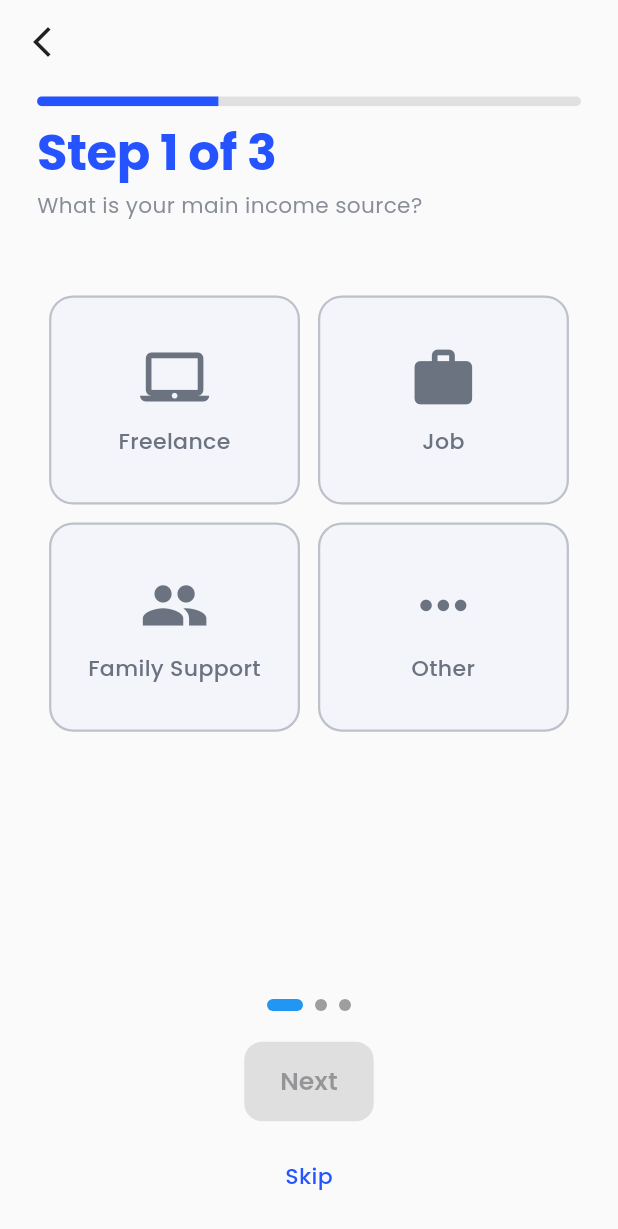
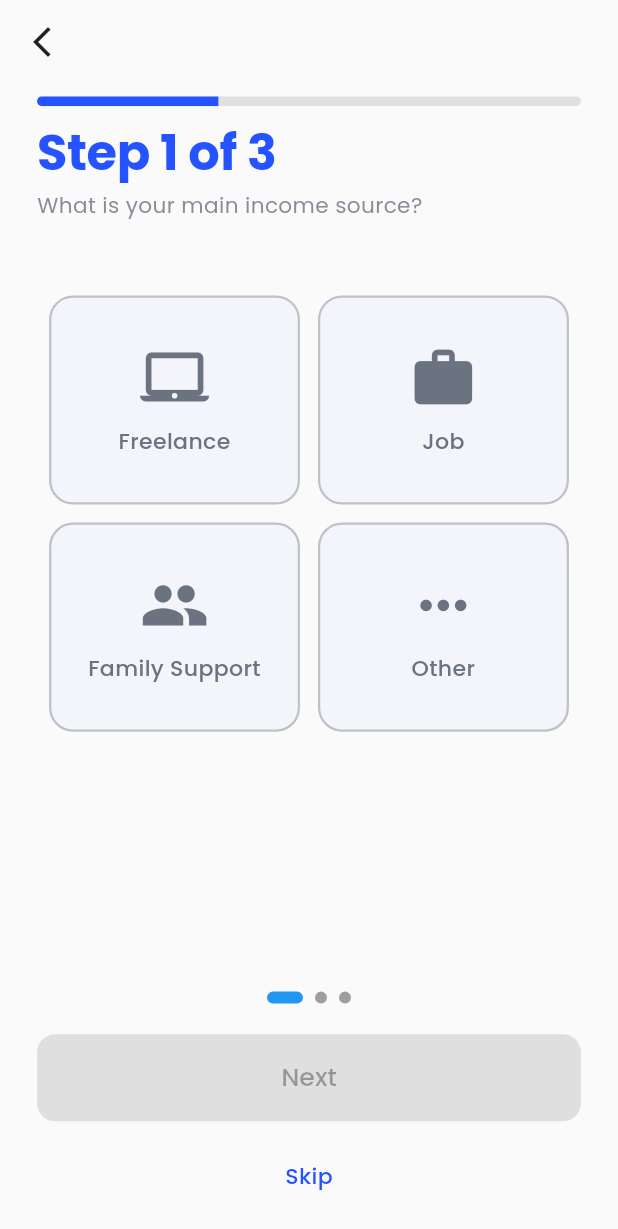
Before and after one commit to rakibulmehedi/Pocketa, a Flutter app: the OnboardingScreen screen opened by its route, on a phone screen of 412 x 824 dp. Shown: the top 1229 px of the screen. Run offline on Flutter 3.47's test engine with Material 3 defaults, Android fonts, the light colour scheme and no system bars; our stand-ins replace device_preview, flutter_riverpod, google_fonts, shared_preferences; accounts and stored records are empty; generated files the repository leaves out were written again.

Commit message:
feat: Refactor onboarding screen and components
This commit refactors the onboarding screen and related components for better structure and functionality.

Key changes:

- **OnboardingScreen:**
    - Refactored to use a `PageView.builder` for onboarding steps.
    - Implemented dynamic header text based on the current onboarding step.
    - Added back button functionality to navigate to the previous step or screen.
    - Page change now updates the `OnboardingController`'s current step.
    - Extracted bottom navigation into `OnboardingBottomNav` widget.
    - Removed `AppHeader` from `IncomeSourceSelectionScreen` as it's now handled in `OnboardingScreen`.

- **OnboardingBottomNav (New Widget):**
    - Created a dedicated widget for the onboarding screen's bottom navigation.
    - Handles "Next"/"Get Started" button logic, including navigation and step updates.
    - Includes a "Skip" button that jumps to the last onboarding step.

- **SkipButton:**
    - Added `isDark` parameter to adjust text color based on the theme.

- **AppButton:**
    - Changed `onPressed` to be nullable to support disabled states more effectively.
    - Made padding responsive using `ResponsiveUtils`.
    - Set background color to `Colors.grey` for disabled state instead of `Colors.grey[300]`.

- **OnboardingController:**
    - Added `setStep(int step)` method to directly set the current onboarding step.

- **AppAppBar:**
    - Added an optional `onBack` callback to customize the back button's behavior.

- **onboarding_content.dart:**
    - Changed the data structure to a `List<Widget>` to directly hold the screen widgets for each onboarding step.

- **IncomeSourceSelectionScreen:**
    - Removed `AppHeader` as it's now managed by the parent `OnboardingScreen`.

- Minor code cleanup and comment additions in `OnboardingChip` and `OnboardingViewModel`.

```diff
--- a/lib/core/component/app_button.dart
+++ b/lib/core/component/app_button.dart
@@ -6,7 +6,7 @@ import '../themes/app_colors.dart';
 
 class AppButton extends StatelessWidget {
   final String label;
-  final VoidCallback onPressed;
+  final VoidCallback? onPressed;
   final bool isPrimary;
 
   const AppButton({
@@ -21,11 +21,11 @@ class AppButton extends StatelessWidget {
     return SizedBox(
       width: double.infinity,
       child: ElevatedButton(
-        onPressed: onPressed,
+        onPressed: isPrimary ? onPressed : null,
         style: ElevatedButton.styleFrom(
-          backgroundColor: isPrimary ? AppColors.primary : Colors.grey[300],
+          backgroundColor: isPrimary ? AppColors.primary : Colors.grey,
           foregroundColor: isPrimary ? Colors.white : AppColors.textDark,
-          padding: const EdgeInsets.symmetric(vertical: 18),
+          padding: ResponsiveUtils.verticalPadding(context),
           shape: RoundedRectangleBorder(
             borderRadius: BorderRadius.circular(12),
           ),
--- a/lib/core/component/onboarding_chip.dart
+++ b/lib/core/component/onboarding_chip.dart
@@ -24,11 +24,12 @@ class OnboardingChip extends ConsumerWidget {
 
   @override
   Widget build(BuildContext context, WidgetRef ref) {
+    /// ✅ Theme & Responsive
     final isDark = ref.watch(isDarkModeProvider);
     final theme = Theme.of(context);
     final size = MediaQuery.of(context).size;
 
-    /// ✅ Responsive icon size — screen width অনুসারে ঠিক করি
+    /// ✅ Responsive size calculate
     final iconSize = ResponsiveUtils.icon(context, 42);
     final fontSize = ResponsiveUtils.font(context, 14);
 
--- a/lib/core/component/skip_button.dart
+++ b/lib/core/component/skip_button.dart
@@ -1,10 +1,12 @@
 import 'package:flutter/material.dart';
+import 'package:pocketa/core/themes/app_colors.dart';
 import '../../l10n/app_localization.dart';
 
 class SkipButton extends StatelessWidget {
   final VoidCallback onPressed;
+  final bool isDark;
 
-  const SkipButton({super.key, required this.onPressed});
+  const SkipButton({super.key, required this.onPressed, required this.isDark});
 
   @override
   Widget build(BuildContext context) {
@@ -14,7 +16,7 @@ class SkipButton extends StatelessWidget {
         child: Text(
           context.l10n.skip,
           style: Theme.of(context).textTheme.bodyMedium?.copyWith(
-            color: Theme.of(context).primaryColor,
+            color: isDark ?  AppColors.grey : AppColors.primary,
             fontWeight: FontWeight.w500,
           ),
         ),
--- a/lib/core/widgets/app_bar.dart
+++ b/lib/core/widgets/app_bar.dart
@@ -1,12 +1,12 @@
 // lib/core/widgets/app_app_bar.dart
 import 'package:flutter/material.dart';
-import 'package:flutter_gen/gen_l10n/app_localizations.dart';
 
 class AppAppBar extends StatelessWidget implements PreferredSizeWidget {
   final String? title;
   final bool centerTitle;
   final List<Widget>? actions;
   final bool showBackButton;
+  final VoidCallback? onBack;
 
   const AppAppBar({
     Key? key,
@@ -14,6 +14,7 @@ class AppAppBar extends StatelessWidget implements PreferredSizeWidget {
     this.centerTitle = false,
     this.actions,
     this.showBackButton = true,
+    this.onBack,
   }) : super(key: key);
 
   @override
@@ -26,14 +27,17 @@ class AppAppBar extends StatelessWidget implements PreferredSizeWidget {
           showBackButton
               ? IconButton(
                 icon: const Icon(Icons.arrow_back_ios_new),
-                onPressed: () => Navigator.of(context).pop(),
+                onPressed: () {
+                  if (onBack != null) {
+                    onBack!();
+                  } else {
+                    Navigator.pop(context);
+                  }
+                },
                 color: Theme.of(context).iconTheme.color,
               )
               : null,
-      title: Text(
-        title!,
-        style: Theme.of(context).textTheme.titleMedium,
-      ),
+      title: Text(title!, style: Theme.of(context).textTheme.titleMedium),
       centerTitle: centerTitle,
       elevation: 0,
       backgroundColor: Theme.of(context).scaffoldBackgroundColor,
--- a/lib/features/onboarding/controller/onboarding_controller.dart
+++ b/lib/features/onboarding/controller/onboarding_controller.dart
@@ -1,15 +1,19 @@
 import 'package:flutter_riverpod/flutter_riverpod.dart';
 
 final onboardingControllerProvider =
-StateNotifierProvider<OnboardingController, int>((ref) {
-  return OnboardingController();
-});
+    StateNotifierProvider<OnboardingController, int>((ref) {
+      return OnboardingController();
+    });
 
 class OnboardingController extends StateNotifier<int> {
   OnboardingController() : super(0); // initial page index 0 (step 1)
 
   void nextStep() {
     if (state < 2) state++;
+  }
+
+  void setStep(int step) {
+    state = step;
   }
 
   void previousStep() {
--- a/lib/features/onboarding/data/onboarding_content.dart
+++ b/lib/features/onboarding/data/onboarding_content.dart
@@ -1,12 +1,8 @@
-class OnboardingData {
-  final String title;
-  final String description;
+import 'package:flutter/material.dart';
+import 'package:pocketa/features/onboarding/view/income_source_selection_screen.dart';
 
-  OnboardingData({required this.title, required this.description});
-}
-
-final onboardingContent = <OnboardingData>[
-  OnboardingData(title: "Track", description: "Track your daily expenses."),
-  OnboardingData(title: "Budget", description: "Plan your spending."),
-  OnboardingData(title: "Analyze", description: "Visualize your usage."),
+final List<Widget> onboardingContent = [
+  const IncomeSourceSelectionScreen(),
+  const IncomeSourceSelectionScreen(),
+  const IncomeSourceSelectionScreen(),
 ];
--- a/lib/features/onboarding/view/income_source_selection_screen.dart
+++ b/lib/features/onboarding/view/income_source_selection_screen.dart
@@ -1,15 +1,12 @@
 // lib/features/onboarding/view/income_source_screen.dart
 import 'package:flutter/material.dart';
 import 'package:flutter_riverpod/flutter_riverpod.dart';
-import 'package:pocketa/core/component/app_header.dart';
 import 'package:pocketa/core/themes/app_colors.dart';
 import 'package:pocketa/core/utils/responsive_utils.dart';
 
 import 'package:pocketa/features/onboarding/view/widget/income_source_grid.dart';
 
 import '../../../config/provider/theme_provider.dart';
-import '../../../l10n/app_localization.dart';
-import '../controller/onboarding_controller.dart';
 
 final selectedIncomeSourceProvider = StateProvider<String?>((ref) => null);
 
@@ -19,7 +16,6 @@ class IncomeSourceSelectionScreen extends ConsumerWidget {
   @override
   Widget build(BuildContext context, WidgetRef ref) {
     final bool isDark = ref.watch(isDarkModeProvider);
-    final int currentStep = ref.watch(onboardingControllerProvider);
 
     return Scaffold(
       backgroundColor:
@@ -30,12 +26,6 @@ class IncomeSourceSelectionScreen extends ConsumerWidget {
           child: Column(
             crossAxisAlignment: CrossAxisAlignment.start,
             children: [
-              AppHeader(
-                title: context.l10n.onboardingStep1,
-                subtitle: context.l10n.whatIsYourMainIncomeSource,
-                step: currentStep + 1,
-                totalSteps: 3,
-              ),
               ResponsiveUtils.spacing(context, multiplier: 1.5),
               const IncomeSourceGrid(),
               ResponsiveUtils.spacing(context, multiplier: 2),
--- a/lib/features/onboarding/view/onboarding_screen.dart
+++ b/lib/features/onboarding/view/onboarding_screen.dart
@@ -1,10 +1,11 @@
 import 'package:flutter/material.dart';
 import 'package:flutter_riverpod/flutter_riverpod.dart';
 import 'package:pocketa/features/onboarding/view/income_source_selection_screen.dart';
+import 'package:pocketa/features/onboarding/view/widget/onboarding_bottom_nav.dart';
 import 'package:pocketa/l10n/app_localization.dart';
 
 import '../../../config/provider/theme_provider.dart';
-import '../../../core/component/skip_button.dart';
+import '../../../core/component/app_header.dart';
 import '../../../core/themes/app_colors.dart';
 import '../../../core/utils/responsive_utils.dart';
 import '../../../core/widgets/app_bar.dart';
@@ -24,95 +25,90 @@ class OnboardingScreen extends ConsumerWidget {
 
   @override
   Widget build(BuildContext context, WidgetRef ref) {
-    /// ✅ Provider 들
+    /// ✅ Providers
     final controller = ref.watch(pageControllerProvider);
     final viewModel = ref.watch(onboardingViewModelProvider);
     final currentIndex = ref.watch(currentPageProvider);
     final isDark = ref.watch(isDarkModeProvider);
     final selectedIncomeSource = ref.watch(selectedIncomeSourceProvider);
+    final currentStep = ref.watch(onboardingControllerProvider);
+
+    final isLast = currentIndex == onboardingContent.length - 1;
+    final isValid = selectedIncomeSource != null;
+
+    Map<String, String> headerText() {
+      switch (currentIndex) {
+        case 0:
+          return {
+            'title': context.l10n.onboardingStep1,
+            'subtitle': context.l10n.whatIsYourMainIncomeSource,
+          };
+        case 1:
+          return {
+            'title': context.l10n.onboardingStep2,
+            'subtitle': context.l10n.selectMonthlyIncome,
+          };
+        case 2:
+          return {
+            'title': context.l10n.onboardingStep3,
+            'subtitle': context.l10n.setupYourBudgetCategories,
+          };
+        default:
+          return {'title': '', 'subtitle': ''};
+      }
+    }
 
     return Scaffold(
       backgroundColor:
           isDark ? AppColors.backgroundDark : AppColors.backgroundLight,
 
       /// ✅ Custom AppBar
-      appBar: const AppAppBar(showBackButton: true),
-
-      /// ✅ Bottom Navigation Bar
-      bottomNavigationBar: Padding(
-        padding: ResponsiveUtils.symmetricPadding(
-          context,
-          horizontal: 0.06,
-          vertical: 0.02,
-        ),
-        child: Column(
-          mainAxisSize: MainAxisSize.min,
-          children: [
-            /// 🔸 CTA Button (Next/Get Started)
-            ElevatedButton(
-              onPressed:
-                  selectedIncomeSource != null
-                      ? () {
-                        if (currentIndex == onboardingContent.length - 1) {
-                          viewModel.completeOnboarding(context);
-                        } else {
-                          controller.nextPage(
+      appBar: AppAppBar(
+        showBackButton: true,
+        onBack: () {
+          if (currentIndex > 0) {
+            controller.previousPage(
               duration: const Duration(milliseconds: 300),
               curve: Curves.ease,
             );
+            ref.read(onboardingControllerProvider.notifier).previousStep();
+          } else {
+            Navigator.pop(context);
           }
-
-                        /// ✅ Step update ও Navigate করা
-                        ref
-                            .read(onboardingControllerProvider.notifier)
-                            .nextStep();
-                        Navigator.pushNamed(context, '/onboarding/next-screen');
-                      }
-                      : null,
-
-              child: Text(
-                currentIndex == onboardingContent.length - 1
-                    ? context.l10n.getStarted
-                    : context.l10n.next,
-              ),
+        },
       ),
 
-            const SizedBox(height: 12),
-
-            /// 🔸 Optional skip button
-            SkipButton(
-              onPressed: () {
-                ref.read(onboardingControllerProvider.notifier).skipToEnd();
-                Navigator.pushNamed(context, '/onboarding/next-screen');
-              },
-            ),
-          ],
-        ),
+      /// ✅ Bottom Navigation Bar
+      bottomNavigationBar: OnboardingBottomNav(
+        isLast,
+        isValid,
+        selectedIncomeSource,
+        currentIndex,
       ),
 
       /// ✅ Main Content: PageView + Dots + CTA Button
       body: Column(
         children: [
-          Expanded(
-            child: PageView.builder(
-              controller: controller,
-              itemCount: onboardingContent.length,
-              onPageChanged: viewModel.onPageChanged,
-              itemBuilder: (_, index) {
-                switch (index) {
-                  case 0:
-                    return const IncomeSourceSelectionScreen();
-                  case 1:
-                    return const IncomeSourceSelectionScreen();
-                  case 2:
-                    return const IncomeSourceSelectionScreen();
-                }
-              },
+          Padding(
+            padding: ResponsiveUtils.horizontalPadding(context),
+            child: AppHeader(
+              title: headerText()['title']!,
+              subtitle: headerText()['subtitle']!,
+              step: currentStep + 1,
+              totalSteps: 3,
             ),
           ),
+          Expanded(child: _buildPageView(controller, viewModel, ref)),
 
           /// 🔹 Dot Indicator: কোন পেজে আছো তা দেখায়
-          Row(
+          _buildDotIndicatorRow(currentIndex),
+        ],
+      ),
+    );
+  }
+
+  Row _buildDotIndicatorRow(int currentIndex) {
+    return Row(
           mainAxisAlignment: MainAxisAlignment.center,
           children: List.generate(
             onboardingContent.length,
@@ -127,9 +123,22 @@ class OnboardingScreen extends ConsumerWidget {
               ),
             ),
           ),
-          ),
-        ],
-      ),
+        );
+  }
+
+  PageView _buildPageView(
+    PageController controller,
+    OnboardingViewModel viewModel,
+    WidgetRef ref,
+  ) {
+    return PageView.builder(
+      controller: controller,
+      itemCount: onboardingContent.length,
+      onPageChanged: (index) {
+        viewModel.onPageChanged(index);
+        ref.read(onboardingControllerProvider.notifier).setStep(index);
+      },
+      itemBuilder: (_, index) => onboardingContent[index],
     );
   }
 }
--- /dev/null
+++ b/lib/features/onboarding/view/widget/onboarding_bottom_nav.dart
@@ -0,0 +1,95 @@
+import 'package:flutter/material.dart';
+import 'package:flutter_riverpod/flutter_riverpod.dart';
+import 'package:pocketa/config/provider/theme_provider.dart';
+import 'package:pocketa/features/onboarding/view_model/onboarding_view_model.dart';
+import 'package:pocketa/l10n/app_localization.dart';
+
+import '../../../../core/component/app_button.dart';
+import '../../../../core/component/skip_button.dart';
+import '../../../../core/utils/responsive_utils.dart';
+import '../../controller/onboarding_controller.dart';
+
+class OnboardingBottomNav extends ConsumerWidget {
+  final isLast;
+  final isValid;
+  final selectedData;
+  final currentIndex;
+
+  const OnboardingBottomNav(
+    this.isLast,
+    this.isValid,
+    this.selectedData,
+    this.currentIndex, {
+    super.key,
+  });
+
+  @override
+  Widget build(BuildContext context, WidgetRef ref) {
+    final isDark = ref.watch(isDarkModeProvider);
+    final controller = ref.watch(pageControllerProvider);
+    final viewModel = ref.watch(onboardingViewModelProvider);
+
+    void _handleOnboardingNext(
+      BuildContext context,
+      WidgetRef ref,
+      PageController controller,
+      OnboardingViewModel viewModel,
+      int currentIndex,
+      bool isLast,
+    ) {
+      if (isLast) {
+        viewModel.completeOnboarding(context);
+      } else {
+        controller.nextPage(
+          duration: const Duration(milliseconds: 300),
+          curve: Curves.easeIn,
+        );
+      }
+
+      ref.read(onboardingControllerProvider.notifier).nextStep();
+      Navigator.pushNamed(context, '/onboarding/next-screen');
+    }
+
+    return Padding(
+      padding: ResponsiveUtils.symmetricPadding(
+        context,
+        horizontal: 0.06,
+        vertical: 0.02,
+      ),
+      child: Column(
+        mainAxisSize: MainAxisSize.min,
+        children: [
+          /// 🔸 CTA Button (Next/Get Started)
+          AppButton(
+            label: isLast ? context.l10n.getStarted : context.l10n.next,
+            onPressed:
+                (isValid || isLast)
+                    ? () => _handleOnboardingNext(
+                      context,
+                      ref,
+                      controller,
+                      viewModel,
+                      currentIndex,
+                      isLast,
+                    )
+                    : null,
+            isPrimary: isValid || isLast,
+          ),
+          const SizedBox(height: 12),
+
+          /// 🔸 Optional skip button
+          if (!isLast)
+            SkipButton(
+              isDark: isDark,
+              onPressed: () {
+                ref.read(onboardingControllerProvider.notifier).skipToEnd();
+                ref.read(currentPageProvider.notifier).state = 2;
+                controller.jumpToPage(2);
+                // Navigator.pushNamed(context, '/onboarding/next-screen');
+              },
+            ),
+        ],
+      ),
+    );
+  }
+}
--- a/lib/features/onboarding/view_model/onboarding_view_model.dart
+++ b/lib/features/onboarding/view_model/onboarding_view_model.dart
@@ -2,39 +2,29 @@ import 'package:flutter/material.dart';
 import 'package:flutter_riverpod/flutter_riverpod.dart';
 import '../../../core/local_storage/shared_pref_service.dart';
 
-/// ✅ PageController Provider: যেটা PageView কে নিয়ন্ত্রণ করে
 final pageControllerProvider = Provider<PageController>((ref) {
   return PageController();
 });
 
-/// ✅ current page index ট্র্যাক করার জন্য StateProvider
 final currentPageProvider = StateProvider<int>((ref) => 0);
 
-/// ✅ ViewModel Provider: logic management
 final onboardingViewModelProvider = Provider<OnboardingViewModel>((ref) {
   return OnboardingViewModel(ref);
 });
 
-/// ✅ ViewModel ক্লাস
 class OnboardingViewModel {
   final Ref ref;
-  final SharedPrefServices _storage = SharedPrefServices();
 
   OnboardingViewModel(this.ref);
 
-  /// ✅ PageView যখন scroll হয় তখন এই মেথড কল হয়
   void onPageChanged(int index) {
     ref.read(currentPageProvider.notifier).state = index;
   }
 
-  /// ✅ onboarding শেষ হলে এই method call করে:
-  /// - local storage এ save করে
-  /// - home screen এ নিয়ে যায়
   Future<void> completeOnboarding(BuildContext context) async {
     await SharedPrefServices.setOnboardingComplete();
     Navigator.pushReplacementNamed(context, '/home');
   }
 
-  /// ✅ current page index getter
   int get pageIndex => ref.read(currentPageProvider);
 }
```
Lines whose indentation alone changed are shown as unchanged.
